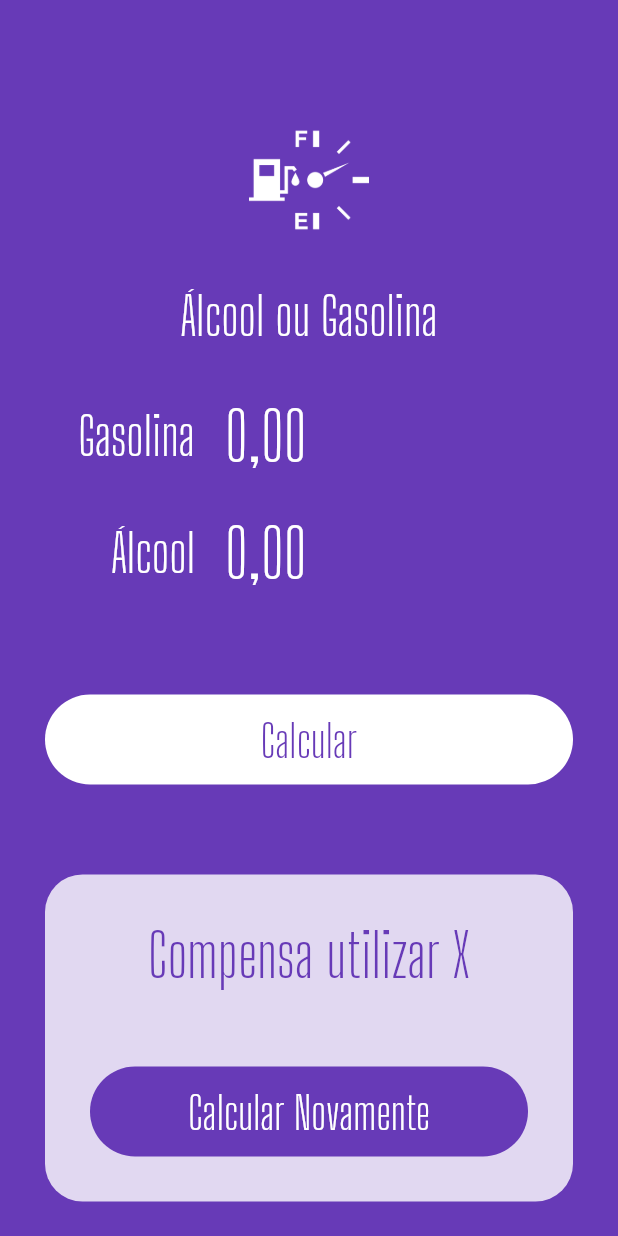
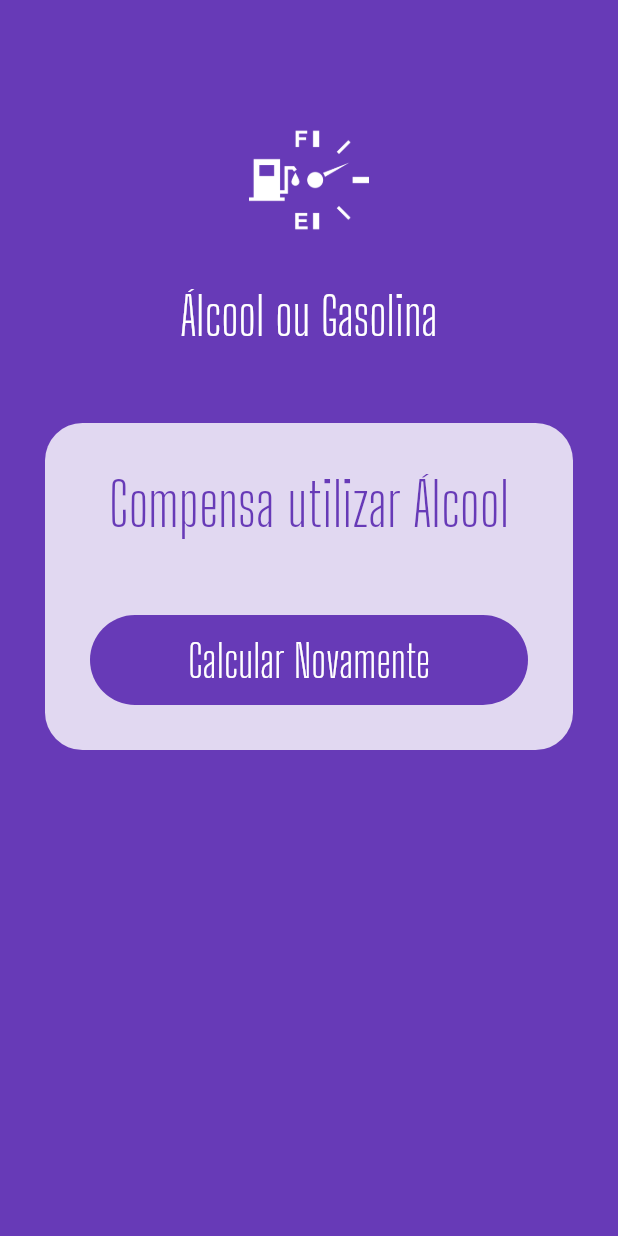
Before and after one commit to SamuelAlv3s/App-AlcoolOuGasolina, a Flutter app: the screen it shows after launch, after a tap on "Calcular", on a phone screen of 412 x 824 dp. Run offline on Flutter 3.47's test engine with Material 2 defaults, Android fonts, the phone set to English and light mode, and no system bars; our stand-ins replace flutter_masked_text; missing offline and left inert: dart:ffi.

```diff
--- a/lib/main.dart
+++ b/lib/main.dart
@@ -1,5 +1,6 @@
 import 'dart:ffi';
 
+import 'package:alcool_gasolina/pages/home.page.dart';
 import 'package:alcool_gasolina/widgets/input.widget.dart';
 import 'package:alcool_gasolina/widgets/load-button.widget.dart';
 import 'package:alcool_gasolina/widgets/logo.widget.dart';
@@ -27,28 +28,3 @@ class MyApp extends StatelessWidget {
     );
   }
 }
-
-class HomePage extends StatelessWidget {
-  final _gasCtrl = MoneyMaskedTextController();
-  final _alcCtrl = MoneyMaskedTextController();
-
-  HomePage({
-    super.key,
-  });
-
-  @override
-  Widget build(BuildContext context) {
-    return Scaffold(
-      backgroundColor: Theme.of(context).primaryColor,
-      body: ListView(children: <Widget>[
-        Logo(),
-        SubmitForm(
-            gasCtrl: _gasCtrl,
-            alcCtrl: _alcCtrl,
-            busy: false,
-            submitFunc: () {}),
-        Success(reset: () {}, result: 'Compensa utilizar X'),
-      ]),
-    );
-  }
-}
--- /dev/null
+++ b/lib/pages/home.page.dart
@@ -0,0 +1,80 @@
+import 'package:alcool_gasolina/widgets/logo.widget.dart';
+import 'package:alcool_gasolina/widgets/submit-form.widget.dart';
+import 'package:alcool_gasolina/widgets/success.widget.dart';
+import 'package:flutter/cupertino.dart';
+import 'package:flutter_masked_text/flutter_masked_text.dart';
+
+import 'package:flutter/material.dart';
+
+class HomePage extends StatefulWidget {
+  HomePage({
+    super.key,
+  });
+
+  @override
+  State<HomePage> createState() => _HomePageState();
+}
+
+class _HomePageState extends State<HomePage> {
+  var gasCtrl = MoneyMaskedTextController();
+
+  var alcCtrl = MoneyMaskedTextController();
+
+  var _busy = false;
+
+  var _completed = false;
+
+  var _resultText = 'Compensa utilizar álcool';
+
+  @override
+  Widget build(BuildContext context) {
+    return Scaffold(
+      backgroundColor: Theme.of(context).primaryColor,
+      body: ListView(children: <Widget>[
+        Logo(),
+        _completed
+            ? Success(reset: reset, result: _resultText)
+            : SubmitForm(
+                gasCtrl: gasCtrl,
+                alcCtrl: alcCtrl,
+                busy: _busy,
+                submitFunc: calculate),
+      ]),
+    );
+  }
+
+  Future calculate() {
+    double alc =
+        double.parse(alcCtrl.text.replaceAll(RegExp(r'[,.]'), '')) / 100;
+    double gas =
+        double.parse(gasCtrl.text.replaceAll(RegExp(r'[,.]'), '')) / 100;
+
+    double res = alc / gas;
+
+    setState(() {
+      _completed = false;
+      _busy = true;
+    });
+
+    return Future.delayed(const Duration(seconds: 1), () {
+      setState(() {
+        if (res >= 0.7) {
+          _resultText = 'Compensa utilizar Gasolina';
+        } else {
+          _resultText = 'Compensa utilizar Álcool';
+        }
+        _completed = true;
+        _busy = false;
+      });
+    });
+  }
+
+  reset() {
+    setState(() {
+      alcCtrl = MoneyMaskedTextController();
+      gasCtrl = MoneyMaskedTextController();
+      _completed = false;
+      _busy = false;
+    });
+  }
+}
```
